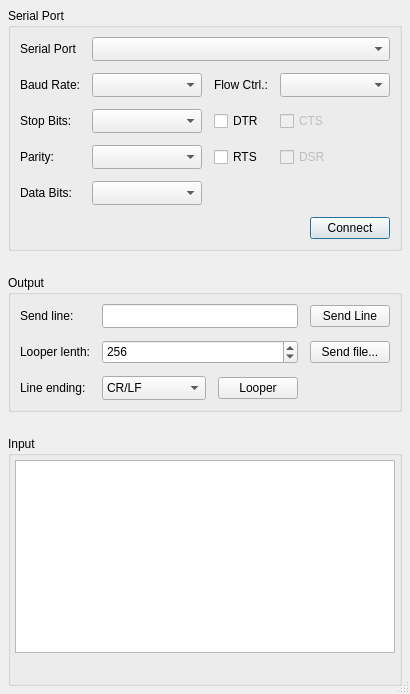
The window that VSPClient/serialio/vspserialio.ui (britus/VSPClient) describes before a commit, drawn with Qt 5.
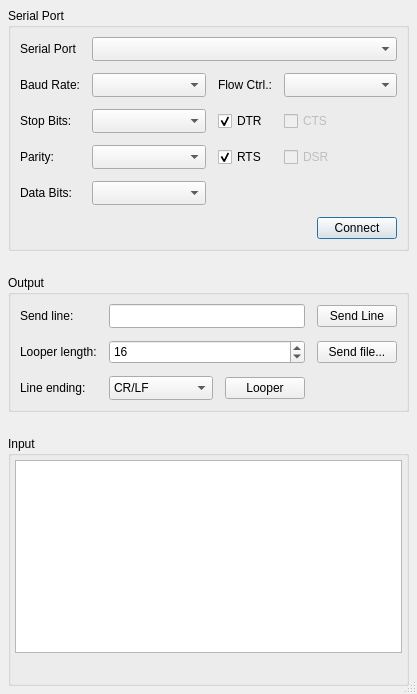
The same window after the commit. Icons and pictures are not drawn.

What changed in the file:
```diff
--- a/VSPClient/serialio/vspserialio.ui
+++ b/VSPClient/serialio/vspserialio.ui
@@ -6,7 +6,7 @@
    <rect>
     <x>0</x>
     <y>0</y>
-    <width>410</width>
+    <width>417</width>
     <height>694</height>
    </rect>
   </property>
@@ -223,6 +223,9 @@
         <property name="text">
          <string>DTR</string>
         </property>
+        <property name="checked">
+         <bool>true</bool>
+        </property>
        </widget>
       </item>
       <item row="3" column="2">
@@ -230,6 +233,9 @@
         <property name="text">
          <string>RTS</string>
         </property>
+        <property name="checked">
+         <bool>true</bool>
+        </property>
        </widget>
       </item>
       <item row="2" column="3">
@@ -331,7 +337,7 @@
       <item row="1" column="0">
        <widget class="QLabel" name="label_3">
         <property name="text">
-         <string>Looper lenth:</string>
+         <string>Looper length:</string>
         </property>
         <property name="buddy">
          <cstring>edGenLength</cstring>
@@ -421,7 +427,7 @@
          <number>16384</number>
         </property>
         <property name="value">
-         <number>256</number>
+         <number>16</number>
         </property>
        </widget>
       </item>
```
Left out of the diff: 12 changed lines with no effect on the pictures.
